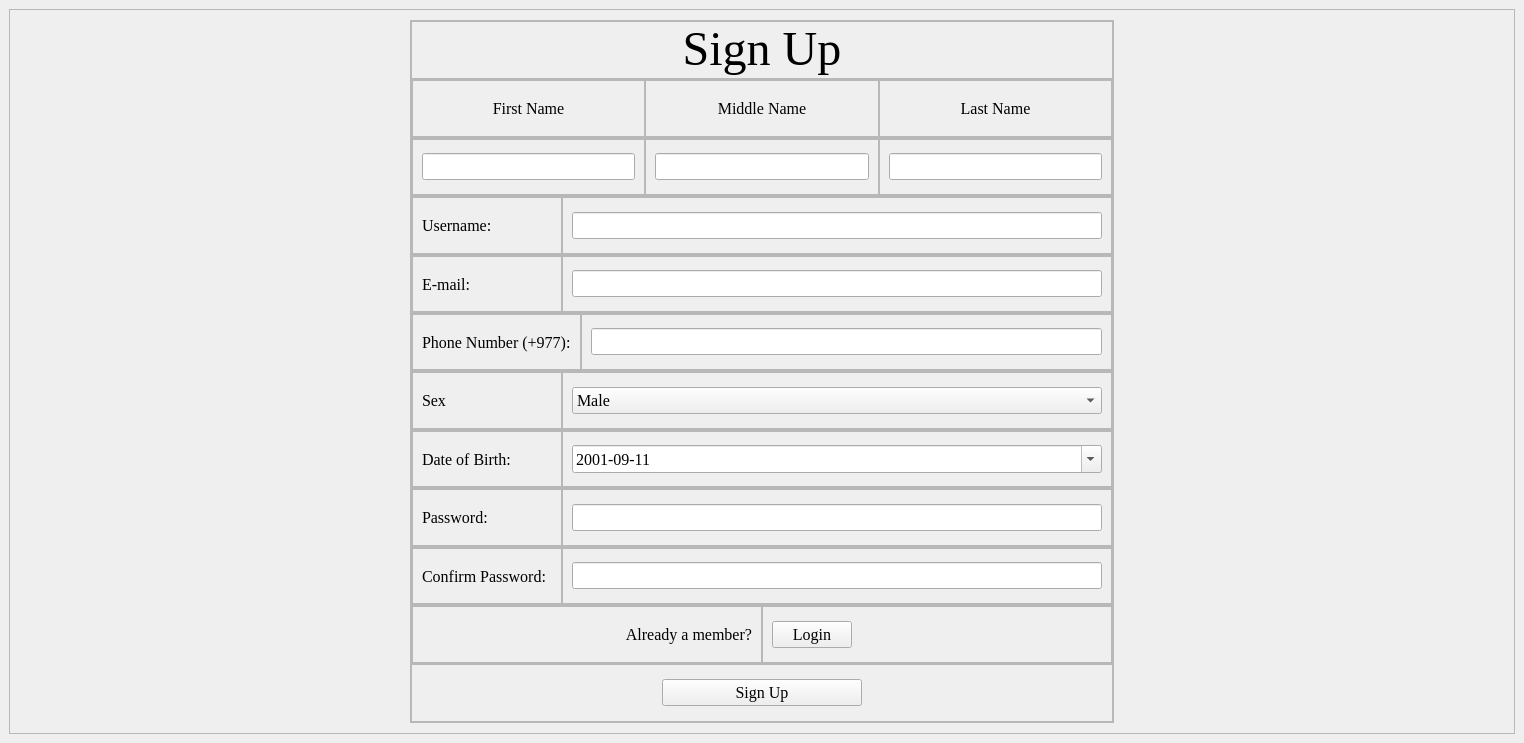
Before: the Qt Designer form signup.ui in aavashlamichhane/LibMan, drawn with Qt 5.
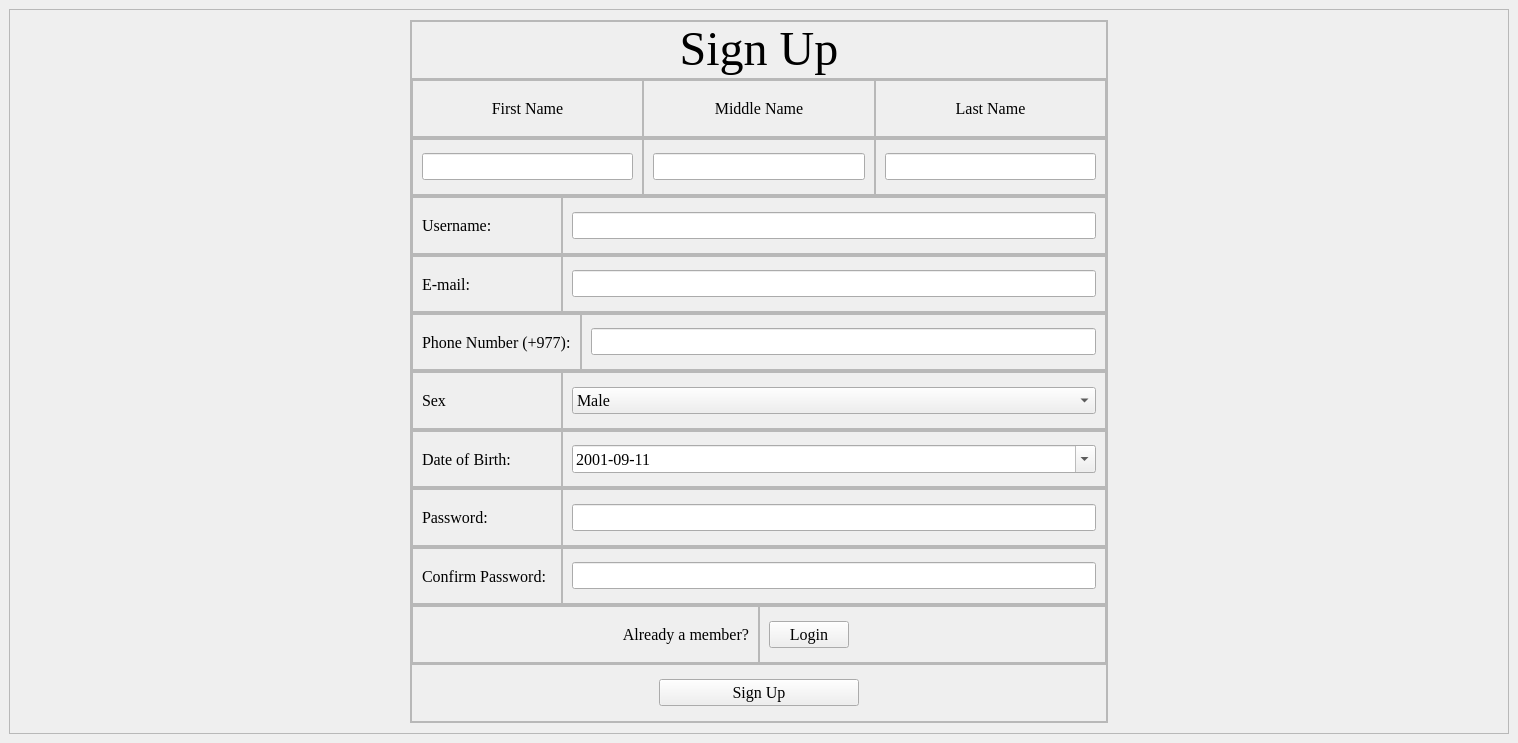
After: the same form once the commit is applied.

Patch:
```diff
--- a/signup.ui
+++ b/signup.ui
@@ -6,7 +6,7 @@
    <rect>
     <x>0</x>
     <y>0</y>
-    <width>773</width>
+    <width>1518</width>
     <height>743</height>
    </rect>
   </property>
@@ -755,7 +755,7 @@
               <widget class="QFrame" name="frame_25">
                <property name="minimumSize">
                 <size>
-                 <width>550</width>
+                 <width>0</width>
                  <height>0</height>
                 </size>
                </property>
@@ -768,6 +768,12 @@
                <layout class="QHBoxLayout" name="horizontalLayout_22">
                 <item>
                  <widget class="QDateEdit" name="dateEdit_dob">
+                  <property name="maximumSize">
+                   <size>
+                    <width>600</width>
+                    <height>16777215</height>
+                   </size>
+                  </property>
                   <property name="font">
                    <font>
                     <family>Times New Roman</family>
```
